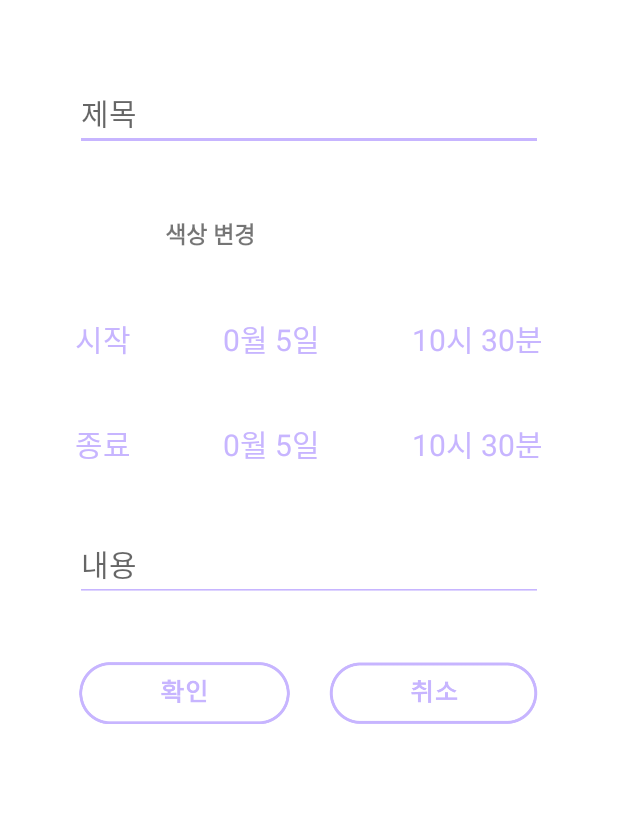
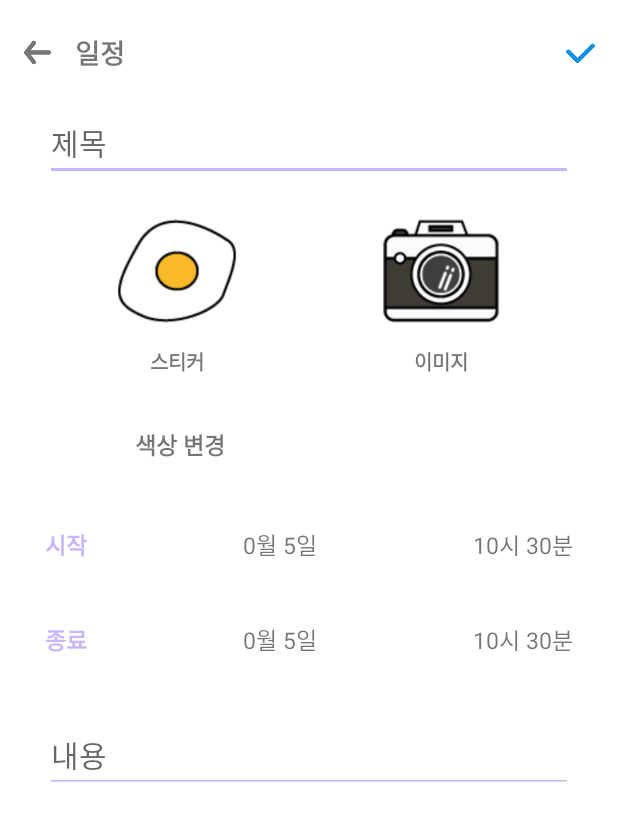
Before and after one commit to sungho8/StickerDiary, an Android app: the EditActivity screen opened directly, with no data from a screen before it, on a phone screen of 412 x 824 dp. Shown: the top 821 px of the screen. Run offline under Robolectric (Android 15) with nearby library versions, the phone set to English and light mode, and no system bars; our stand-ins replace Firebase (no records; nobody signed in at launch, a user with empty details on screens opened directly).

Commit message:
Dev Schedule Upadte & Remove 2 / Dev UI / Sticker Design
에러수정 및 ui 개선

```diff
--- a/StikerDiaryProj/app/src/main/java/com/baeksoo/stickerdiary/Activity/EditActivity.kt
+++ b/StikerDiaryProj/app/src/main/java/com/baeksoo/stickerdiary/Activity/EditActivity.kt
@@ -68,10 +68,14 @@ class EditActivity : AppCompatActivity() {
             val schedule = Schedule("", colorIndex, startday, endday, starttime, endtime, title, content)
 
             // key값이 존재한다면 일정 업데이트, 아니면 새로운 일정
-            if(preScheduleKey.length > 1)
+            if(preScheduleKey.length > 1){
+                schedule.key = preScheduleKey
                 FirebaseController(uid).UpdateSchedule(schedule)
-            else
+            }
+            else{
                 FirebaseController(uid).UploadSchedule(schedule)
+            }
+
 
             val nextIntent = Intent(this, MainActivity::class.java)
             nextIntent.putExtra("uid", uid);
--- a/StikerDiaryProj/app/src/main/java/com/baeksoo/stickerdiary/Activity/MainActivity.kt
+++ b/StikerDiaryProj/app/src/main/java/com/baeksoo/stickerdiary/Activity/MainActivity.kt
@@ -47,7 +47,6 @@ class MainActivity : AppCompatActivity() {
 
     private val countCalendar = 10  // 현재날짜로부터 전후 몇년의 달력을 만들지
 
-    private var mColorIndex = 0
     private var uid = ""
 
     override fun onCreate(savedInstanceState: Bundle?) {
@@ -55,7 +54,6 @@ class MainActivity : AppCompatActivity() {
         setTheme(MySharedReferences.prefs.getThemeId())
         getWindow().setFlags(WindowManager.LayoutParams.FLAG_FULLSCREEN, WindowManager.LayoutParams.FLAG_FULLSCREEN);   // 상태바
         setContentView(R.layout.activity_main)
-
 
         if(intent.hasExtra("uid"))
             uid = intent.getStringExtra("uid")
--- a/StikerDiaryProj/app/src/main/java/com/baeksoo/stickerdiary/Adapter/ScheduleListAdapter.kt
+++ b/StikerDiaryProj/app/src/main/java/com/baeksoo/stickerdiary/Adapter/ScheduleListAdapter.kt
@@ -13,11 +13,9 @@ import android.widget.ImageView
 import android.widget.LinearLayout
 import android.widget.TextView
 import androidx.core.content.ContextCompat.startActivity
+import com.baeksoo.stickerdiary.*
 import com.baeksoo.stickerdiary.Data.Schedule
-import com.baeksoo.stickerdiary.EditActivity
-import com.baeksoo.stickerdiary.FirebaseController
-import com.baeksoo.stickerdiary.MainActivity
-import com.baeksoo.stickerdiary.R
+import kotlinx.android.synthetic.main.activity_edit.*
 
 
 class ScheduleListAdapter(context: Context, resource: Int, item: ArrayList<Schedule>, uid : String) : ArrayAdapter<Schedule>(context,resource,item){
@@ -57,11 +55,7 @@ class ScheduleListAdapter(context: Context, resource: Int, item: ArrayList<Sched
                 mContext.startActivity(nextIntent)
             }
 
-            // 색 변경
-            viewHolder.colorIv.setOnClickListener {
-
-            }
-
+            // 일정 삭제 버튼
             viewHolder.removeIv.setOnClickListener{
                 var builder = AlertDialog.Builder(mContext)
                 builder.setTitle("일정을 삭제 할까요?")
--- a/StikerDiaryProj/app/src/main/java/com/baeksoo/stickerdiary/FirebaseController.kt
+++ b/StikerDiaryProj/app/src/main/java/com/baeksoo/stickerdiary/FirebaseController.kt
@@ -22,12 +22,16 @@ class FirebaseController(var userid : String){
 
     // 데이터 수정
     fun UpdateSchedule(schedule : Schedule){
-        var dbRef = Firebase.database.getReference(userid).child("Schedule").child(schedule.key)
-        dbRef.removeValue()
-
-        dbRef = Firebase.database.getReference(userid).child("Schedule")
-        dbRef.push().setValue(schedule)
-
+//        Log.d("key uis ",schedule.key)
+//
+//        var dbRef = Firebase.database.getReference(userid).child("Schedule").child(schedule.key)
+//        dbRef.removeValue()
+//
+//        var dbRef2 = Firebase.database.getReference(userid).child("Schedule")
+//        dbRef2.push().setValue(schedule)
+        Log.d("sungho ", schedule.key)
+        RemoveSchedule(schedule.key)
+        UploadSchedule(schedule)
     }
 
     // 데이터 삭제
--- a/StikerDiaryProj/app/src/main/res/drawable/button_cancle.xml
+++ /dev/null
@@ -1,14 +0,0 @@
-<?xml version="1.0" encoding="utf-8"?>
-<selector xmlns:android="http://schemas.android.com/apk/res/android">
-    <item
-        android:state_pressed="true"
-        android:drawable="@drawable/btn_cancle_pressed"/>
-    <item
-        android:state_window_focused="false"
-        android:state_enabled="true"
-        android:drawable="@drawable/btn_cancle_normal"/>
-
-    <item
-        android:state_enabled="true"
-        android:drawable="@drawable/btn_cancle_normal"/>
-</selector>
--- a/StikerDiaryProj/app/src/main/res/drawable/button_ok.xml
+++ /dev/null
@@ -1,15 +0,0 @@
-<?xml version="1.0" encoding="utf-8"?>
-<selector xmlns:android="http://schemas.android.com/apk/res/android">
-    <item
-        android:state_pressed="true"
-        android:drawable="@drawable/btn_ok_pressed"/>
-    <item
-        android:state_window_focused="false"
-        android:state_enabled="true"
-        android:drawable="@drawable/btn_ok_normal"/>
-
-    <item
-        android:state_enabled="true"
-        android:drawable="@drawable/btn_ok_normal"/>
-
-</selector>
--- a/StikerDiaryProj/app/src/main/res/layout/activity_edit.xml
+++ b/StikerDiaryProj/app/src/main/res/layout/activity_edit.xml
@@ -1,13 +1,57 @@
 <?xml version="1.0" encoding="utf-8"?>
+
 <RelativeLayout
     xmlns:android="http://schemas.android.com/apk/res/android"
     xmlns:tools="http://schemas.android.com/tools"
     android:layout_width="match_parent"
     android:layout_height="match_parent"
     android:background="?attr/colorBackground"
-    android:padding="50dp"
     tools:context="com.baeksoo.stickerdiary.EditActivity">
+    <LinearLayout
+        android:id="@+id/viewBtn"
+        android:background="?attr/colorBackground"
+        android:layout_width="match_parent"
+        android:layout_height="wrap_content"
+        android:layout_marginVertical="20dp">
+        <ImageButton
+            android:id="@+id/btnCancel"
+            android:src="@drawable/btn_cancle"
+            android:text="확인"
+            android:background="#ffffff"
+            android:scaleType="fitXY"
+            android:layout_marginLeft="10dp"
+            android:padding="5dp"
+            android:layout_width="30dp"
+            android:layout_height="30dp"
+            android:layout_gravity="center"/>
+        <TextView
+            android:text="일정"
+            android:textStyle="bold"
+            android:textSize="18dp"
+            android:layout_weight="1"
+            android:layout_marginLeft="10dp"
+            android:layout_width="wrap_content"
+            android:layout_height="wrap_content"
+            android:layout_gravity="center"/>
+        <ImageButton
+            android:id="@+id/btnOK"
+            android:src="@drawable/btn_ok"
+            android:text="확인"
+            android:background="#ffffff"
+            android:scaleType="fitXY"
+            android:padding="5dp"
+            android:layout_width="30dp"
+            android:layout_height="30dp"
+            android:layout_marginRight="10dp"
+            android:layout_gravity="center"/>
+    </LinearLayout>
 
+    <RelativeLayout
+        android:paddingHorizontal="30dp"
+        android:layout_width="match_parent"
+        android:layout_height="match_parent"
+        android:layout_below="@+id/viewBtn"
+        android:background="?attr/colorBackground">
         <EditText
             android:id="@+id/tvEditTitle"
             android:layout_width="match_parent"
@@ -18,10 +62,57 @@
             android:textSize="20dp"/>
 
         <LinearLayout
+            android:id="@+id/viewSticker"
+            android:orientation="horizontal"
+            android:layout_below="@+id/tvEditTitle"
+            android:layout_width="match_parent"
+            android:layout_height="wrap_content">
+            <LinearLayout
+                android:orientation="vertical"
+                android:layout_weight="1"
+                android:layout_width="wrap_content"
+                android:layout_height="wrap_content">
+                <ImageView
+                    android:src="@drawable/teststicker2"
+                    android:layout_gravity="center"
+                    android:layout_width="80dp"
+                    android:layout_height="80dp"/>
+                <TextView
+                    android:text="스티커"
+                    android:textStyle="bold"
+                    android:textSize="13dp"
+                    android:layout_marginVertical="10dp"
+                    android:layout_gravity="center"
+                    android:layout_width="wrap_content"
+                    android:layout_height="wrap_content"/>
+            </LinearLayout>
+
+            <LinearLayout
+                android:orientation="vertical"
+                android:layout_weight="1"
+                android:layout_width="wrap_content"
+                android:layout_height="wrap_content">
+                <ImageView
+                    android:src="@drawable/image_picture"
+                    android:layout_gravity="center"
+                    android:layout_width="80dp"
+                    android:layout_height="80dp"/>
+                <TextView
+                    android:text="이미지"
+                    android:textStyle="bold"
+                    android:textSize="13dp"
+                    android:layout_marginVertical="10dp"
+                    android:layout_gravity="center"
+                    android:layout_width="wrap_content"
+                    android:layout_height="wrap_content"/>
+            </LinearLayout>
+        </LinearLayout>
+
+        <LinearLayout
             android:id="@+id/btnColor"
             android:layout_width="match_parent"
             android:layout_height="wrap_content"
-        android:layout_below="@+id/tvEditTitle"
+            android:layout_below="@+id/viewSticker"
             android:layout_marginVertical="20dp"
             android:orientation="horizontal"
             android:clickable="true">
@@ -53,8 +144,9 @@
                 android:layout_height="wrap_content"
                 android:layout_weight="1"
                 android:text="시작"
+                android:textStyle="bold"
                 android:textColor="?attr/colorMain"
-            android:textSize="20dp"/>
+                android:textSize="15dp"/>
 
             <TextView
                 android:id="@+id/tvStartDate"
@@ -63,8 +155,7 @@
                 android:layout_width="wrap_content"
                 android:layout_height="wrap_content"
                 android:text="10월 21일"
-            android:textColor="?attr/colorMain"
-            android:textSize="20dp"/>
+                android:textSize="15dp"/>
 
             <TextView
                 android:id="@+id/tvStartTime"
@@ -72,8 +163,7 @@
                 android:layout_width="wrap_content"
                 android:layout_height="wrap_content"
                 android:text="21 : 13"
-            android:textSize="20dp"
-            android:textColor="?attr/colorMain"/>
+                android:textSize="15dp"/>
         </LinearLayout>
 
         <LinearLayout
@@ -89,8 +179,9 @@
                 android:layout_width="wrap_content"
                 android:layout_height="wrap_content"
                 android:text="종료"
+                android:textStyle="bold"
                 android:textColor="?attr/colorMain"
-            android:textSize="20dp"/>
+                android:textSize="15dp"/>
 
             <TextView
                 android:id="@+id/tvEndDate"
@@ -99,8 +190,7 @@
                 android:layout_width="wrap_content"
                 android:layout_height="wrap_content"
                 android:text="10월 21일"
-            android:textColor="?attr/colorMain"
-            android:textSize="20dp"/>
+                android:textSize="15dp"/>
 
             <TextView
                 android:id="@+id/tvEndTime"
@@ -108,8 +198,7 @@
                 android:layout_width="wrap_content"
                 android:layout_height="wrap_content"
                 android:text="21 : 13"
-            android:textSize="20dp"
-            android:textColor="?attr/colorMain"/>
+                android:textSize="15dp"/>
         </LinearLayout>
 
         <EditText
@@ -122,34 +211,8 @@
             android:hint="내용"
             android:textSize="20dp"/>
 
-    <LinearLayout
-        android:id="@+id/viewBtn"
-        android:layout_width="match_parent"
-        android:layout_height="wrap_content"
-        android:layout_below="@+id/edtMemo"
-        android:layout_marginVertical="20dp">
-        <ImageButton
-            android:id="@+id/btnOK"
-            android:src="@drawable/button_ok"
-            android:scaleType="centerCrop"
-            android:adjustViewBounds="true"
-            android:background="#ffffff"
-            android:layout_weight="1"
-            android:layout_width="wrap_content"
-            android:layout_height="wrap_content"
-            android:layout_marginRight="10dp"
-            android:text="확인"/>
+    </RelativeLayout>
 
-        <ImageButton
-            android:id="@+id/btnCancel"
-            android:src="@drawable/button_cancle"
-            android:scaleType="centerCrop"
-            android:adjustViewBounds="true"
-            android:background="#ffffff"
-            android:layout_weight="1"
-            android:layout_width="wrap_content"
-            android:layout_height="wrap_content"
-            android:layout_marginLeft="10dp"
-            android:text="확인"/>
-    </LinearLayout>
+
+
 </RelativeLayout>
--- a/StikerDiaryProj/app/src/main/res/layout/activity_option.xml
+++ b/StikerDiaryProj/app/src/main/res/layout/activity_option.xml
@@ -79,7 +79,7 @@
             android:layout_height="wrap_content" />
         <RadioButton
             android:id="@+id/radio7"
-            android:text="검정"
+            android:text="고구마"
             android:gravity="right|center_vertical"
             android:buttonTint="@color/colorTheme7"
             android:layout_marginVertical="5dp"
--- a/StikerDiaryProj/app/src/main/res/values/colors.xml
+++ b/StikerDiaryProj/app/src/main/res/values/colors.xml
@@ -4,6 +4,7 @@
 
     <color name="colorWeekend">#ff1200</color>
     <color name="colorLineTxt">#ffffff</color>
+    <color name="colorBtn">#404040</color>
 
     <color name="colorSchedule0">#C7B5FF</color>
     <color name="colorSchedule1">#E91E63</color>
@@ -40,5 +41,5 @@
     <color name="colorTheme4">#F46D70</color>
     <color name="colorTheme5">#8CD6E3</color>
     <color name="colorTheme6">#F6D678</color>
-    <color name="colorTheme7">#000000</color>
+    <color name="colorTheme7">#AD649D</color>
 </resources>
--- a/StikerDiaryProj/app/src/main/res/values/styles.xml
+++ b/StikerDiaryProj/app/src/main/res/values/styles.xml
@@ -51,8 +51,8 @@
     </style>
 
     <style name="Theme7" parent="Theme.AppCompat.Light.DarkActionBar">
-        <item name="colorMain">#ffffff</item>
-        <item name="colorBackground">#000000</item>
+        <item name="colorMain">#AD649D</item>
+        <item name="colorBackground">#ffffff</item>
         <item name="windowActionBar">false</item>
         <item name="windowNoTitle">true</item>
     </style>
```
Also changed, not shown: StikerDiaryProj/app/src/main/res/drawable-v24/btn_cancle.png (added), StikerDiaryProj/app/src/main/res/drawable-v24/btn_ok.png (added), StikerDiaryProj/app/src/main/res/drawable-v24/image_picture.png (added), StikerDiaryProj/app/src/main/res/drawable-v24/teststicker2.png (added), StikerDiaryProj/app/src/main/res/drawable/btn_cancle_normal.png (deleted), StikerDiaryProj/app/src/main/res/drawable/btn_cancle_pressed.png (deleted), StikerDiaryProj/app/src/main/res/drawable/btn_ok_normal.png (deleted), StikerDiaryProj/app/src/main/res/drawable/btn_ok_pressed.png (deleted), 2 other files. Lines whose indentation alone changed are shown as unchanged.
